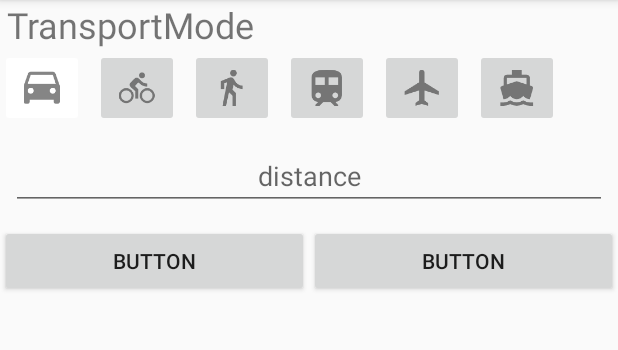
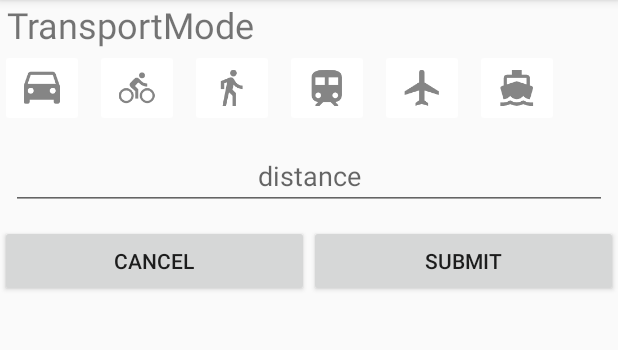
Before and after one commit to teubert/impact-estimator, an Android app: the fragment EditTripDialogFragment placed in its activity, on a phone screen of 412 x 824 dp, the part 84-434 px from its top. Run offline under Robolectric (Android 15) with nearby library versions, the phone set to English and light mode, and no system bars; our stand-ins replace Firebase (no records; nobody signed in at launch, a user with empty details on screens opened directly); 1 statement that could not run was skipped.

Commit message:
Fixed selection in editTripDialog

```diff
--- a/Chris_Database/app/src/main/java/edu/scu/databaseexample/EditTripDialogFragment.java
+++ b/Chris_Database/app/src/main/java/edu/scu/databaseexample/EditTripDialogFragment.java
@@ -1,33 +1,44 @@
 package edu.scu.databaseexample;
 
-import android.content.Context;
-import android.net.Uri;
+import android.content.res.ColorStateList;
 import android.os.Bundle;
-import android.support.v4.app.DialogFragment;
 import android.support.v4.app.Fragment;
+import android.util.Log;
 import android.view.LayoutInflater;
 import android.view.View;
 import android.view.ViewGroup;
+import android.widget.Button;
+import android.widget.EditText;
 
+import java.util.Calendar;
+import java.util.HashMap;
+import java.util.Map;
 
 /**
  * A simple {@link Fragment} subclass.
 agment#newInstance} factory method to
  * create an instance of this fragment.
  */
-public class EditTripDialogFragment extends android.app.DialogFragment {
+public class EditTripDialogFragment extends android.app.DialogFragment implements DayTripsSummary.TripUpdateInterface{
     // TODO: Rename parameter arguments, choose names that match
     // the fragment initialization parameters, e.g. ARG_ITEM_NUMBER
     private static final String ARG_TRIPID = "tripId";
     private static final String ARG_DAYID  = "dayId";
     private static final String ARG_USERID = "userId";
 
+    private static final String DEBUG_TAG  = "EditTrip";
+    Map<Transportation.TransportMode, View> transportButtons;
+
     // TODO: Rename and change types of parameters
-    private String mTripId;
-    private long mTimestamp;
-    private String mUserId;
+    Trip trip = null;
+    EditText editText;
+    DayTripsSummary tripSummary;
+    Transportation.TransportMode activeTransportMode = null;
+    String mTripId;
 
-
+    /**
+     *
+     */
     public EditTripDialogFragment() {
         // Required empty public constructor
     }
@@ -43,29 +54,112 @@
      */
     // TODO: Rename and change types and number of parameters
     public static EditTripDialogFragment newInstance(String trip, long timestamp, String user) {
+        Calendar cal = Calendar.getInstance();
+        cal.setTimeInMillis(timestamp);
+        Log.d(DEBUG_TAG, "Configuring EditTripDialog (" + user + "/" +
+                DayTripsSummary.getDateString(cal) + "/" + trip + ")");
         EditTripDialogFragment fragment = new EditTripDialogFragment();
         Bundle args = new Bundle();
         args.putString(ARG_TRIPID, trip);
         args.putLong(ARG_DAYID, timestamp);
         args.putString(ARG_USERID, user);
         fragment.setArguments(args);
+        Log.v(DEBUG_TAG, "newInstance: done");
         return fragment;
     }
 
+    /**
+     *
+     * @param savedInstanceState
+     */
     @Override
     public void onCreate(Bundle savedInstanceState) {
         super.onCreate(savedInstanceState);
         if (getArguments() != null) {
             mTripId = getArguments().getString(ARG_TRIPID);
-            mTimestamp = getArguments().getLong(ARG_DAYID);
-            mUserId = getArguments().getString(ARG_USERID);
+            long mTimestamp = getArguments().getLong(ARG_DAYID);
+            Calendar cal = Calendar.getInstance();
+            cal.setTimeInMillis(mTimestamp);
+            String mUserId = getArguments().getString(ARG_USERID);
+            tripSummary = DayTripsSummary.getDayTripsForDay(mUserId, cal);
+            tripSummary.addCallback(this);
         }
     }
 
+    /**
+     *
+     * @param transportMode
+     */
+    public void updateSelected(Transportation.TransportMode transportMode) {
+        activeTransportMode = transportMode;
+        for (Map.Entry<Transportation.TransportMode, View> transportModeViewPair : transportButtons.entrySet()) {
+            if (transportMode == transportModeViewPair.getKey()) {
+                Log.d(DEBUG_TAG, "Selecting " + transportMode.name());
+                transportModeViewPair.getValue().setBackgroundTintList(getActivity().getResources().getColorStateList(R.color.light_grey));
+            } else {
+                transportModeViewPair.getValue().setBackgroundTintList(getActivity().getResources().getColorStateList(R.color.white));
+            }
+        }
+    }
+
+    /**
+     *
+     * @param inflater
+     * @param container
+     * @param savedInstanceState
+     * @return
+     */
     @Override
     public View onCreateView(LayoutInflater inflater, ViewGroup container,
                              Bundle savedInstanceState) {
         // Inflate the layout for this fragment
-        return inflater.inflate(R.layout.fragment_edit_trip_dialog, container, false);
+        View v = inflater.inflate(R.layout.fragment_edit_trip_dialog, container, false);
+
+        Button cancel = v.findViewById(R.id.cancel_action);
+        cancel.setOnClickListener(new View.OnClickListener() {
+            @Override
+            public void onClick(View v) {
+                EditTripDialogFragment.this.dismiss();
+            }
+        });
+
+        Button submit = v.findViewById(R.id.submit_button);
+        submit.setOnClickListener(new View.OnClickListener() {
+            @Override
+            public void onClick(View v) {
+
+            }
+        });
+
+        editText = v.findViewById(R.id.distance);
+
+        transportButtons = new HashMap<Transportation.TransportMode, View>();
+        transportButtons.put(Transportation.TransportMode.AIRCRAFT,   v.findViewById(R.id.aircraft_button));
+        transportButtons.put(Transportation.TransportMode.AUTOMOBILE, v.findViewById(R.id.car_button));
+        transportButtons.put(Transportation.TransportMode.BIKE,       v.findViewById(R.id.bike_button));
+        transportButtons.put(Transportation.TransportMode.BOAT,       v.findViewById(R.id.boat_button));
+        transportButtons.put(Transportation.TransportMode.WALK,       v.findViewById(R.id.walk_button));
+        transportButtons.put(Transportation.TransportMode.TRAIN,      v.findViewById(R.id.train_button));
+
+        for (final Map.Entry<Transportation.TransportMode, View> transportButton : transportButtons.entrySet()) {
+            transportButton.getValue().setOnClickListener(new View.OnClickListener() {
+                @Override
+                public void onClick(View v) {
+                    updateSelected(transportButton.getKey());
+                }
+            });
+        }
+
+        return v;
+    }
+
+    @Override
+    public void onTripUpdate() {
+        trip = tripSummary.getTrip(mTripId);
+        if (trip != null) {
+            // Editing trip
+            updateSelected(trip.transport_mode);
+            editText.setText("DISTANCE");
+        }
     }
 }
--- a/Chris_Database/app/src/main/java/edu/scu/databaseexample/LogFragment.java
+++ b/Chris_Database/app/src/main/java/edu/scu/databaseexample/LogFragment.java
@@ -89,7 +89,7 @@
                 listItem = LayoutInflater.from(mContext).inflate(R.layout.log_entry, parent, false);
             }
 
-            Trip currentTrip = mTrips.get(position);
+            final Trip currentTrip = mTrips.get(position);
 
             Log.v(DEBUG_TAG, "LogAdapter.getView: Setting mode");
             TextView mode = (TextView) listItem.findViewById(R.id.text_mode);
@@ -161,7 +161,7 @@
                     ft.addToBackStack(null);
 
                     // Create and show the dialog.
-                    DialogFragment newFragment = EditTripDialogFragment.newInstance("s", 1, "1");
+                    DialogFragment newFragment = EditTripDialogFragment.newInstance(currentTrip.tripId, getTimestamp(mDate), userId);
                     newFragment.show(ft, "dialog");
                 }
             });
@@ -175,6 +175,7 @@
     // TODO: Rename and change types of parameters
     private Calendar mDate;
     private DayTripsSummary dayTripsSummary;
+    private String userId;
 
     public LogFragment() {
         // Required empty public constructor
@@ -231,8 +232,10 @@
         } else {
             Log.d(DEBUG_TAG, "onCreate: no set day... using today");
         }
-        dayTripsSummary = DayTripsSummary.getDayTripsForDay("teubert_gmail_com", mDate);
+        userId = "teubert_gmail_com";
+        dayTripsSummary = DayTripsSummary.getDayTripsForDay(userId, mDate);
         dayTripsSummary.addCallback(this);
+
 
         logAdapter = new LogAdapter(getActivity(), dayTripsSummary.trips);
         setListAdapter(logAdapter);
--- /dev/null
+++ b/Chris_Database/app/src/main/res/drawable/resource_selector.xml
@@ -0,0 +1,10 @@
+<?xml version="1.0" encoding="utf-8"?>
+<selector xmlns:android="http://schemas.android.com/apk/res/android">
+    <!-- NOTE: order is important (the first matching state(s) is what is rendered) -->
+    <item android:drawable="@drawable/ic_car" />
+    <item android:drawable="@drawable/ic_bike" />
+    <item android:drawable="@drawable/ic_walk" />
+    <item android:drawable="@drawable/ic_train" />
+    <item android:drawable="@drawable/ic_aircraft" />
+    <item android:drawable="@drawable/ic_boat" />
+</selector>
--- a/Chris_Database/app/src/main/res/layout/fragment_edit_trip_dialog.xml
+++ b/Chris_Database/app/src/main/res/layout/fragment_edit_trip_dialog.xml
@@ -21,7 +21,6 @@
         android:layout_width="match_parent"
         android:layout_height="wrap_content"
         android:layout_weight="1">
-
         <LinearLayout
             android:layout_width="wrap_content"
             android:layout_height="match_parent"
@@ -29,7 +28,7 @@
             android:weightSum="6">
 
             <ImageButton
-                android:id="@+id/imageButton8"
+                android:id="@+id/car_button"
                 android:layout_width="wrap_content"
                 android:layout_height="wrap_content"
                 android:layout_marginEnd="7dp"
@@ -38,49 +37,59 @@
                 app:srcCompat="@drawable/ic_car" />
 
             <ImageButton
-                android:id="@+id/imageButton7"
+                android:id="@+id/bike_button"
                 android:layout_width="wrap_content"
                 android:layout_height="wrap_content"
                 android:layout_marginEnd="7dp"
                 android:layout_weight="1"
+                android:backgroundTint="@android:color/white"
                 app:srcCompat="@drawable/ic_bike" />
 
             <ImageButton
-                android:id="@+id/imageButton6"
+                android:id="@+id/walk_button"
                 android:layout_width="wrap_content"
                 android:layout_height="wrap_content"
                 android:layout_marginEnd="7dp"
                 android:layout_weight="1"
+                android:backgroundTint="@android:color/white"
                 app:srcCompat="@drawable/ic_walk" />
 
             <ImageButton
-                android:id="@+id/imageButton5"
+                android:id="@+id/train_button"
                 android:layout_width="wrap_content"
                 android:layout_height="wrap_content"
                 android:layout_marginEnd="7dp"
                 android:layout_weight="1"
+                android:backgroundTint="@android:color/white"
                 app:srcCompat="@drawable/ic_train" />
 
             <ImageButton
-                android:id="@+id/imageButton4"
+                android:id="@+id/aircraft_button"
                 android:layout_width="wrap_content"
                 android:layout_height="wrap_content"
                 android:layout_marginEnd="7dp"
                 android:layout_weight="1"
+                android:backgroundTint="@android:color/white"
                 app:srcCompat="@drawable/ic_aircraft" />
 
             <ImageButton
-                android:id="@+id/imageButton3"
+                android:id="@+id/boat_button"
                 android:layout_width="wrap_content"
                 android:layout_height="wrap_content"
                 android:layout_marginEnd="7dp"
                 android:layout_weight="1"
+                android:backgroundTint="@android:color/white"
                 app:srcCompat="@drawable/ic_boat" />
-
         </LinearLayout>
+        <!--<ImageView-->
+            <!--android:id="@+id/imageView2"-->
+            <!--android:layout_width="wrap_content"-->
+            <!--android:layout_height="match_parent"-->
+            <!--android:src="@drawable/resource_selector" />-->
     </HorizontalScrollView>
 
     <EditText
+        android:id="@+id/distance"
         android:layout_width="match_parent"
         android:layout_height="wrap_content"
         android:layout_marginEnd="7dp"
@@ -102,14 +111,14 @@
             android:layout_width="wrap_content"
             android:layout_height="wrap_content"
             android:layout_weight="1"
-            android:text="Button" />
+            android:text="Cancel" />
 
         <Button
             android:id="@+id/submit_button"
             android:layout_width="wrap_content"
             android:layout_height="wrap_content"
             android:layout_weight="1"
-            android:text="Button" />
+            android:text="Submit" />
     </LinearLayout>
 
 </LinearLayout>
--- a/Chris_Database/app/src/main/res/values/colors.xml
+++ b/Chris_Database/app/src/main/res/values/colors.xml
@@ -3,4 +3,9 @@
     <color name="colorPrimary">#3F51B5</color>
     <color name="colorPrimaryDark">#303F9F</color>
     <color name="colorAccent">#FF4081</color>
+    <color name="black">#000000</color>
+    <color name="white">#FFFFFF</color>
+    <color name="light_grey">#AAAAAA</color>
+    <color name="grey">#666666</color>
+    <color name="dark_grey">#333333</color>
 </resources>
```
Also changed, not shown: Chris_Database/app/src/main/java/edu/scu/databaseexample/DayTripsSummary.java (+25 -0 lines), Chris_Database/app/src/main/java/edu/scu/databaseexample/Trip.java (+13 -1 lines).
